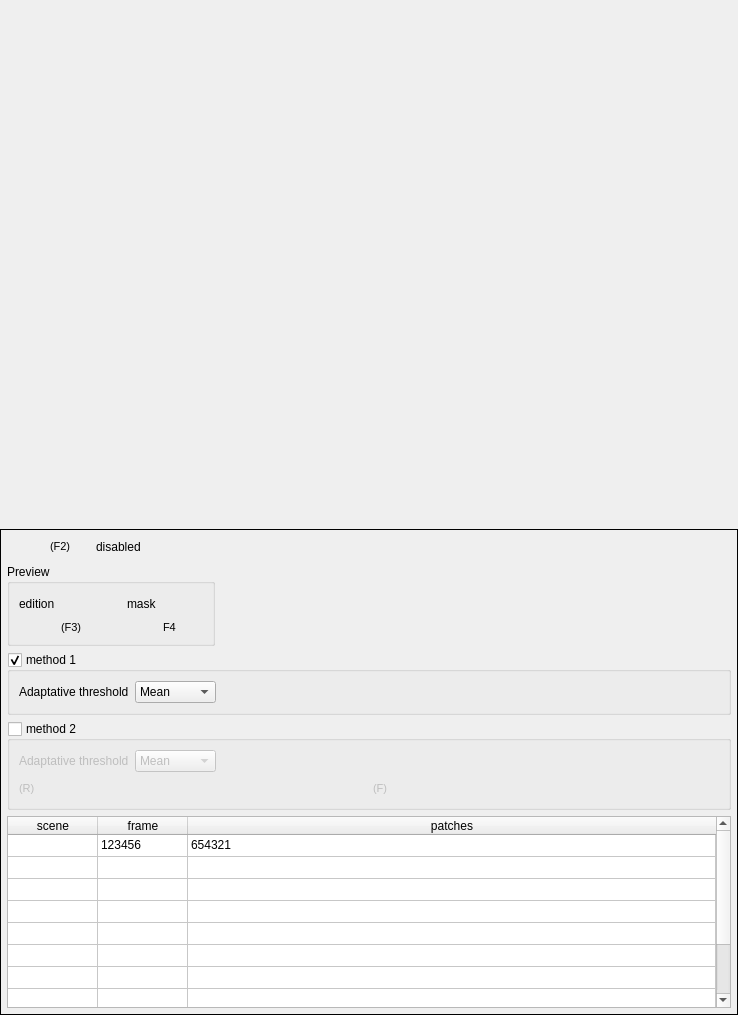
Old version of the form tools/ui/ui/ui_widget_dsr.ui in the repository JepEtau/mco.
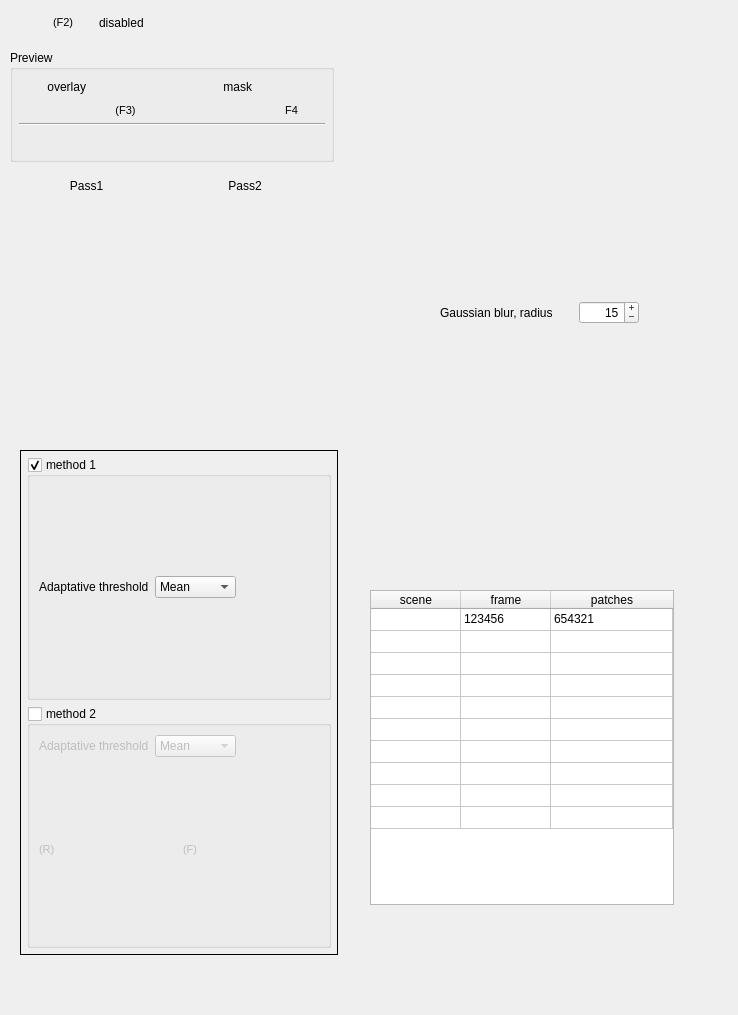
New version of the form. Icons and pictures are not drawn.

Patch:
```diff
--- a/tools/ui/ui/ui_widget_dsr.ui
+++ b/tools/ui/ui/ui_widget_dsr.ui
@@ -16,37 +16,15 @@
     <verstretch>0</verstretch>
    </sizepolicy>
   </property>
-  <layout class="QVBoxLayout" name="mainLayout">
-   <property name="spacing">
-    <number>9</number>
-   </property>
-   <property name="leftMargin">
-    <number>0</number>
-   </property>
-   <property name="topMargin">
-    <number>0</number>
-   </property>
-   <property name="rightMargin">
-    <number>0</number>
-   </property>
-   <property name="bottomMargin">
-    <number>0</number>
-   </property>
-   <item>
-    <spacer name="verticalSpacer">
-     <property name="orientation">
-      <enum>Qt::Orientation::Vertical</enum>
-     </property>
-     <property name="sizeHint" stdset="0">
-      <size>
-       <width>20</width>
-       <height>40</height>
-      </size>
-     </property>
-    </spacer>
-   </item>
-   <item>
     <widget class="QFrame" name="frame">
+   <property name="geometry">
+    <rect>
+     <x>20</x>
+     <y>450</y>
+     <width>318</width>
+     <height>505</height>
+    </rect>
+   </property>
      <property name="sizePolicy">
       <sizepolicy hsizetype="Expanding" vsizetype="Maximum">
        <horstretch>0</horstretch>
@@ -73,6 +51,242 @@
        <number>6</number>
       </property>
       <item>
+     <widget class="QGroupBox" name="groupBox_method_1">
+      <property name="sizePolicy">
+       <sizepolicy hsizetype="Preferred" vsizetype="Preferred">
+        <horstretch>0</horstretch>
+        <verstretch>0</verstretch>
+       </sizepolicy>
+      </property>
+      <property name="focusPolicy">
+       <enum>Qt::FocusPolicy::NoFocus</enum>
+      </property>
+      <property name="title">
+       <string>method 1</string>
+      </property>
+      <property name="checkable">
+       <bool>true</bool>
+      </property>
+      <property name="checked">
+       <bool>true</bool>
+      </property>
+      <layout class="QVBoxLayout" name="verticalLayout_3">
+       <item>
+        <layout class="QHBoxLayout" name="horizontalLayout_7">
+         <item>
+          <widget class="QLabel" name="label_11">
+           <property name="enabled">
+            <bool>true</bool>
+           </property>
+           <property name="sizePolicy">
+            <sizepolicy hsizetype="Maximum" vsizetype="Preferred">
+             <horstretch>0</horstretch>
+             <verstretch>0</verstretch>
+            </sizepolicy>
+           </property>
+           <property name="lineWidth">
+            <number>0</number>
+           </property>
+           <property name="text">
+            <string>Adaptative threshold</string>
+           </property>
+          </widget>
+         </item>
+         <item>
+          <widget class="QComboBox" name="comboBox">
+           <property name="sizePolicy">
+            <sizepolicy hsizetype="Maximum" vsizetype="Fixed">
+             <horstretch>0</horstretch>
+             <verstretch>0</verstretch>
+            </sizepolicy>
+           </property>
+           <item>
+            <property name="text">
+             <string>Mean</string>
+            </property>
+           </item>
+           <item>
+            <property name="text">
+             <string>Gaussian</string>
+            </property>
+           </item>
+          </widget>
+         </item>
+         <item>
+          <spacer name="horizontalSpacer_9">
+           <property name="orientation">
+            <enum>Qt::Orientation::Horizontal</enum>
+           </property>
+           <property name="sizeHint" stdset="0">
+            <size>
+             <width>40</width>
+             <height>20</height>
+            </size>
+           </property>
+          </spacer>
+         </item>
+        </layout>
+       </item>
+      </layout>
+     </widget>
+    </item>
+    <item>
+     <widget class="QGroupBox" name="groupBox_method_2">
+      <property name="sizePolicy">
+       <sizepolicy hsizetype="Preferred" vsizetype="Preferred">
+        <horstretch>0</horstretch>
+        <verstretch>0</verstretch>
+       </sizepolicy>
+      </property>
+      <property name="focusPolicy">
+       <enum>Qt::FocusPolicy::NoFocus</enum>
+      </property>
+      <property name="title">
+       <string>method 2</string>
+      </property>
+      <property name="checkable">
+       <bool>true</bool>
+      </property>
+      <property name="checked">
+       <bool>false</bool>
+      </property>
+      <layout class="QVBoxLayout" name="verticalLayout_4">
+       <item>
+        <layout class="QHBoxLayout" name="horizontalLayout_8">
+         <item>
+          <widget class="QLabel" name="label_13">
+           <property name="enabled">
+            <bool>false</bool>
+           </property>
+           <property name="sizePolicy">
+            <sizepolicy hsizetype="Maximum" vsizetype="Preferred">
+             <horstretch>0</horstretch>
+             <verstretch>0</verstretch>
+            </sizepolicy>
+           </property>
+           <property name="lineWidth">
+            <number>0</number>
+           </property>
+           <property name="text">
+            <string>Adaptative threshold</string>
+           </property>
+          </widget>
+         </item>
+         <item>
+          <widget class="QComboBox" name="comboBox_2">
+           <property name="sizePolicy">
+            <sizepolicy hsizetype="Maximum" vsizetype="Fixed">
+             <horstretch>0</horstretch>
+             <verstretch>0</verstretch>
+            </sizepolicy>
+           </property>
+           <item>
+            <property name="text">
+             <string>Mean</string>
+            </property>
+           </item>
+           <item>
+            <property name="text">
+             <string>Gaussian</string>
+            </property>
+           </item>
+          </widget>
+         </item>
+         <item>
+          <spacer name="horizontalSpacer_10">
+           <property name="orientation">
+            <enum>Qt::Orientation::Horizontal</enum>
+           </property>
+           <property name="sizeHint" stdset="0">
+            <size>
+             <width>40</width>
+             <height>20</height>
+            </size>
+           </property>
+          </spacer>
+         </item>
+        </layout>
+       </item>
+       <item>
+        <layout class="QHBoxLayout" name="horizontalLayout_9">
+         <item>
+          <widget class="QLabel" name="shortcut_10">
+           <property name="sizePolicy">
+            <sizepolicy hsizetype="Maximum" vsizetype="Preferred">
+             <horstretch>0</horstretch>
+             <verstretch>0</verstretch>
+            </sizepolicy>
+           </property>
+           <property name="font">
+            <font>
+             <pointsize>8</pointsize>
+            </font>
+           </property>
+           <property name="text">
+            <string>(R)</string>
+           </property>
+          </widget>
+         </item>
+         <item>
+          <spacer name="horizontalSpacer_11">
+           <property name="orientation">
+            <enum>Qt::Orientation::Horizontal</enum>
+           </property>
+           <property name="sizeHint" stdset="0">
+            <size>
+             <width>40</width>
+             <height>20</height>
+            </size>
+           </property>
+          </spacer>
+         </item>
+         <item>
+          <widget class="QLabel" name="shortcut_11">
+           <property name="sizePolicy">
+            <sizepolicy hsizetype="Maximum" vsizetype="Preferred">
+             <horstretch>0</horstretch>
+             <verstretch>0</verstretch>
+            </sizepolicy>
+           </property>
+           <property name="font">
+            <font>
+             <pointsize>8</pointsize>
+            </font>
+           </property>
+           <property name="text">
+            <string>(F)</string>
+           </property>
+          </widget>
+         </item>
+         <item>
+          <spacer name="horizontalSpacer_12">
+           <property name="orientation">
+            <enum>Qt::Orientation::Horizontal</enum>
+           </property>
+           <property name="sizeHint" stdset="0">
+            <size>
+             <width>40</width>
+             <height>20</height>
+            </size>
+           </property>
+          </spacer>
+         </item>
+        </layout>
+       </item>
+      </layout>
+     </widget>
+    </item>
+   </layout>
+  </widget>
+  <widget class="QWidget" name="">
+   <property name="geometry">
+    <rect>
+     <x>10</x>
+     <y>10</y>
+     <width>304</width>
+     <height>26</height>
+    </rect>
+   </property>
        <layout class="QHBoxLayout" name="horizontalLayout">
         <property name="spacing">
          <number>3</number>
@@ -218,12 +432,19 @@
          </widget>
         </item>
        </layout>
-      </item>
-      <item>
-       <widget class="QGroupBox" name="groupBox_scene_default_geometry_2">
+  </widget>
+  <widget class="QGroupBox" name="groupBox_preview">
         <property name="enabled">
          <bool>true</bool>
         </property>
+   <property name="geometry">
+    <rect>
+     <x>10</x>
+     <y>50</y>
+     <width>324</width>
+     <height>112</height>
+    </rect>
+   </property>
         <property name="sizePolicy">
          <sizepolicy hsizetype="Maximum" vsizetype="Preferred">
           <horstretch>0</horstretch>
@@ -239,7 +460,74 @@
         <property name="checked">
          <bool>false</bool>
         </property>
-        <layout class="QGridLayout" name="_3">
+   <layout class="QVBoxLayout" name="layout_preview">
+    <property name="leftMargin">
+     <number>6</number>
+    </property>
+    <property name="topMargin">
+     <number>6</number>
+    </property>
+    <property name="rightMargin">
+     <number>6</number>
+    </property>
+    <property name="bottomMargin">
+     <number>6</number>
+    </property>
+    <item>
+     <layout class="QGridLayout" name="gridLayout">
+      <property name="sizeConstraint">
+       <enum>QLayout::SizeConstraint::SetDefaultConstraint</enum>
+      </property>
+      <item row="0" column="2">
+       <spacer name="horizontalSpacer_3">
+        <property name="orientation">
+         <enum>Qt::Orientation::Horizontal</enum>
+        </property>
+        <property name="sizeType">
+         <enum>QSizePolicy::Policy::Fixed</enum>
+        </property>
+        <property name="sizeHint" stdset="0">
+         <size>
+          <width>20</width>
+          <height>10</height>
+         </size>
+        </property>
+       </spacer>
+      </item>
+      <item row="0" column="0">
+       <widget class="QLabel" name="label_12">
+        <property name="lineWidth">
+         <number>0</number>
+        </property>
+        <property name="text">
+         <string notr="true">overlay</string>
+        </property>
+        <property name="alignment">
+         <set>Qt::AlignmentFlag::AlignRight|Qt::AlignmentFlag::AlignTrailing|Qt::AlignmentFlag::AlignVCenter</set>
+        </property>
+       </widget>
+      </item>
+      <item row="0" column="1">
+       <widget class="QPushButton" name="pushButton_scene_crop_preview">
+        <property name="focusPolicy">
+         <enum>Qt::FocusPolicy::NoFocus</enum>
+        </property>
+        <property name="text">
+         <string notr="true"/>
+        </property>
+        <property name="icon">
+         <iconset>
+          <normaloff>../../icons/grey/eye.svg</normaloff>
+          <normalon>../../icons/blue/eye.svg</normalon>../../icons/grey/eye.svg</iconset>
+        </property>
+        <property name="checkable">
+         <bool>true</bool>
+        </property>
+        <property name="flat">
+         <bool>true</bool>
+        </property>
+       </widget>
+      </item>
          <item row="0" column="4">
           <widget class="QPushButton" name="pushButton_scene_resize_preview">
            <property name="focusPolicy">
@@ -261,318 +549,159 @@
            </property>
           </widget>
          </item>
-         <item row="0" column="1">
-          <widget class="QPushButton" name="pushButton_scene_crop_preview">
-           <property name="focusPolicy">
-            <enum>Qt::FocusPolicy::NoFocus</enum>
-           </property>
-           <property name="text">
-            <string/>
-           </property>
-           <property name="icon">
-            <iconset>
-             <normaloff>../../icons/grey/eye.svg</normaloff>
-             <normalon>../../icons/blue/eye.svg</normalon>../../icons/grey/eye.svg</iconset>
-           </property>
-           <property name="checkable">
-            <bool>true</bool>
-           </property>
-           <property name="flat">
-            <bool>true</bool>
-           </property>
-          </widget>
-         </item>
-         <item row="1" column="4">
-          <widget class="QLabel" name="shortcut_5">
-           <property name="font">
-            <font>
-             <pointsize>8</pointsize>
-            </font>
-           </property>
-           <property name="text">
-            <string>F4</string>
-           </property>
-          </widget>
-         </item>
          <item row="0" column="3">
           <widget class="QLabel" name="label_21">
            <property name="lineWidth">
             <number>0</number>
            </property>
            <property name="text">
-            <string>mask</string>
+         <string notr="true">mask</string>
+        </property>
+        <property name="alignment">
+         <set>Qt::AlignmentFlag::AlignRight|Qt::AlignmentFlag::AlignTrailing|Qt::AlignmentFlag::AlignVCenter</set>
            </property>
           </widget>
          </item>
-         <item row="0" column="2">
-          <spacer name="horizontalSpacer_3">
-           <property name="orientation">
-            <enum>Qt::Orientation::Horizontal</enum>
-           </property>
-           <property name="sizeType">
-            <enum>QSizePolicy::Policy::Fixed</enum>
-           </property>
-           <property name="sizeHint" stdset="0">
-            <size>
-             <width>20</width>
-             <height>10</height>
-            </size>
-           </property>
-          </spacer>
-         </item>
          <item row="1" column="1">
           <widget class="QLabel" name="shortcut_4">
+        <property name="sizePolicy">
+         <sizepolicy hsizetype="Preferred" vsizetype="Maximum">
+          <horstretch>0</horstretch>
+          <verstretch>0</verstretch>
+         </sizepolicy>
+        </property>
            <property name="font">
             <font>
              <pointsize>8</pointsize>
             </font>
            </property>
            <property name="text">
-            <string>(F3)</string>
-           </property>
-          </widget>
-         </item>
-         <item row="0" column="0">
-          <widget class="QLabel" name="label_12">
-           <property name="lineWidth">
-            <number>0</number>
-           </property>
-           <property name="text">
-            <string>edition</string>
-           </property>
-          </widget>
-         </item>
-        </layout>
-       </widget>
-      </item>
-      <item>
-       <widget class="QGroupBox" name="groupBox_method_1">
+         <string notr="true">(F3)</string>
+        </property>
+        <property name="alignment">
+         <set>Qt::AlignmentFlag::AlignHCenter|Qt::AlignmentFlag::AlignTop</set>
+        </property>
+       </widget>
+      </item>
+      <item row="1" column="4">
+       <widget class="QLabel" name="shortcut_5">
         <property name="sizePolicy">
-         <sizepolicy hsizetype="Preferred" vsizetype="Preferred">
+         <sizepolicy hsizetype="Preferred" vsizetype="Maximum">
           <horstretch>0</horstretch>
           <verstretch>0</verstretch>
          </sizepolicy>
         </property>
-        <property name="focusPolicy">
-         <enum>Qt::FocusPolicy::NoFocus</enum>
+        <property name="font">
+         <font>
+          <pointsize>8</pointsize>
+         </font>
         </property>
-        <property name="title">
-         <string>method 1</string>
+        <property name="text">
+         <string notr="true">F4</string>
         </property>
-        <property name="checkable">
-         <bool>true</bool>
+        <property name="alignment">
+         <set>Qt::AlignmentFlag::AlignHCenter|Qt::AlignmentFlag::AlignTop</set>
         </property>
-        <property name="checked">
-         <bool>true</bool>
-        </property>
-        <layout class="QVBoxLayout" name="verticalLayout_3">
+       </widget>
+      </item>
+     </layout>
+    </item>
          <item>
-          <layout class="QHBoxLayout" name="horizontalLayout_7">
-           <item>
-            <widget class="QLabel" name="label_11">
-             <property name="enabled">
-              <bool>true</bool>
-             </property>
-             <property name="sizePolicy">
-              <sizepolicy hsizetype="Maximum" vsizetype="Preferred">
-               <horstretch>0</horstretch>
-               <verstretch>0</verstretch>
-              </sizepolicy>
-             </property>
-             <property name="lineWidth">
-              <number>0</number>
-             </property>
-             <property name="text">
-              <string>Adaptative threshold</string>
-             </property>
+     <widget class="Line" name="line">
+      <property name="orientation">
+       <enum>Qt::Orientation::Horizontal</enum>
+      </property>
             </widget>
            </item>
            <item>
-            <widget class="QComboBox" name="comboBox">
+     <widget class="QWidget" name="widget_channel_preview" native="true">
              <property name="sizePolicy">
-              <sizepolicy hsizetype="Maximum" vsizetype="Fixed">
+       <sizepolicy hsizetype="Fixed" vsizetype="Preferred">
                <horstretch>0</horstretch>
                <verstretch>0</verstretch>
               </sizepolicy>
              </property>
-             <item>
-              <property name="text">
-               <string>Mean</string>
-              </property>
-             </item>
-             <item>
-              <property name="text">
-               <string>Gaussian</string>
-              </property>
-             </item>
-            </widget>
-           </item>
-           <item>
-            <spacer name="horizontalSpacer_9">
-             <property name="orientation">
-              <enum>Qt::Orientation::Horizontal</enum>
-             </property>
-             <property name="sizeHint" stdset="0">
+      <property name="minimumSize">
               <size>
-               <width>40</width>
-               <height>20</height>
-              </size>
-             </property>
-            </spacer>
-           </item>
-          </layout>
-         </item>
-        </layout>
-       </widget>
-      </item>
-      <item>
-       <widget class="QGroupBox" name="groupBox_method_2">
-        <property name="sizePolicy">
-         <sizepolicy hsizetype="Preferred" vsizetype="Preferred">
-          <horstretch>0</horstretch>
-          <verstretch>0</verstretch>
-         </sizepolicy>
-        </property>
-        <property name="focusPolicy">
-         <enum>Qt::FocusPolicy::NoFocus</enum>
-        </property>
-        <property name="title">
-         <string>method 2</string>
-        </property>
-        <property name="checkable">
-         <bool>true</bool>
-        </property>
-        <property name="checked">
-         <bool>false</bool>
-        </property>
-        <layout class="QVBoxLayout" name="verticalLayout_4">
+        <width>300</width>
+        <height>0</height>
+       </size>
+      </property>
+     </widget>
+    </item>
+   </layout>
+  </widget>
+  <widget class="QWidget" name="horizontalLayoutWidget">
+   <property name="geometry">
+    <rect>
+     <x>10</x>
+     <y>170</y>
+     <width>311</width>
+     <height>41</height>
+    </rect>
+   </property>
+   <layout class="QHBoxLayout" name="layout_passes">
          <item>
-          <layout class="QHBoxLayout" name="horizontalLayout_8">
+     <widget class="QWidget" name="widget_pass1" native="true">
+      <layout class="QVBoxLayout" name="verticalLayout_5">
            <item>
-            <widget class="QLabel" name="label_13">
-             <property name="enabled">
-              <bool>false</bool>
-             </property>
+        <widget class="QLabel" name="label_2">
              <property name="sizePolicy">
-              <sizepolicy hsizetype="Maximum" vsizetype="Preferred">
+          <sizepolicy hsizetype="Expanding" vsizetype="Maximum">
                <horstretch>0</horstretch>
                <verstretch>0</verstretch>
               </sizepolicy>
              </property>
-             <property name="lineWidth">
-              <number>0</number>
+         <property name="maximumSize">
+          <size>
+           <width>16777215</width>
+           <height>100</height>
+          </size>
              </property>
              <property name="text">
-              <string>Adaptative threshold</string>
-             </property>
-            </widget>
-           </item>
-           <item>
-            <widget class="QComboBox" name="comboBox_2">
-             <property name="sizePolicy">
-              <sizepolicy hsizetype="Maximum" vsizetype="Fixed">
-               <horstretch>0</horstretch>
-               <verstretch>0</verstretch>
-              </sizepolicy>
-             </property>
-             <item>
-              <property name="text">
-               <string>Mean</string>
-              </property>
-             </item>
-             <item>
-              <property name="text">
-               <string>Gaussian</string>
-              </property>
-             </item>
-            </widget>
-           </item>
-           <item>
-            <spacer name="horizontalSpacer_10">
-             <property name="orientation">
-              <enum>Qt::Orientation::Horizontal</enum>
-             </property>
-             <property name="sizeHint" stdset="0">
-              <size>
-               <width>40</width>
-               <height>20</height>
-              </size>
-             </property>
-            </spacer>
-           </item>
-          </layout>
-         </item>
-         <item>
-          <layout class="QHBoxLayout" name="horizontalLayout_9">
-           <item>
-            <widget class="QLabel" name="shortcut_10">
-             <property name="sizePolicy">
-              <sizepolicy hsizetype="Maximum" vsizetype="Preferred">
-               <horstretch>0</horstretch>
-               <verstretch>0</verstretch>
-              </sizepolicy>
-             </property>
-             <property name="font">
-              <font>
-               <pointsize>8</pointsize>
-              </font>
-             </property>
-             <property name="text">
-              <string>(R)</string>
-             </property>
+          <string>Pass1</string>
+         </property>
+         <property name="alignment">
+          <set>Qt::AlignmentFlag::AlignHCenter|Qt::AlignmentFlag::AlignTop</set>
+         </property>
+        </widget>
+       </item>
+      </layout>
             </widget>
            </item>
            <item>
-            <spacer name="horizontalSpacer_11">
-             <property name="orientation">
-              <enum>Qt::Orientation::Horizontal</enum>
-             </property>
-             <property name="sizeHint" stdset="0">
-              <size>
-               <width>40</width>
-               <height>20</height>
-              </size>
-             </property>
-            </spacer>
-           </item>
-           <item>
-            <widget class="QLabel" name="shortcut_11">
+     <widget class="QWidget" name="widget_pass2" native="true">
              <property name="sizePolicy">
-              <sizepolicy hsizetype="Maximum" vsizetype="Preferred">
+       <sizepolicy hsizetype="Expanding" vsizetype="Preferred">
                <horstretch>0</horstretch>
                <verstretch>0</verstretch>
               </sizepolicy>
              </property>
-             <property name="font">
-              <font>
-               <pointsize>8</pointsize>
-              </font>
-             </property>
+      <layout class="QVBoxLayout" name="verticalLayout">
+       <item>
+        <widget class="QLabel" name="label_3">
              <property name="text">
-              <string>(F)</string>
-             </property>
-            </widget>
-           </item>
-           <item>
-            <spacer name="horizontalSpacer_12">
-             <property name="orientation">
-              <enum>Qt::Orientation::Horizontal</enum>
-             </property>
-             <property name="sizeHint" stdset="0">
-              <size>
-               <width>40</width>
-               <height>20</height>
-              </size>
-             </property>
-            </spacer>
-           </item>
-          </layout>
+          <string>Pass2</string>
+         </property>
+         <property name="alignment">
+          <set>Qt::AlignmentFlag::AlignHCenter|Qt::AlignmentFlag::AlignTop</set>
+         </property>
+        </widget>
+       </item>
+      </layout>
+     </widget>
          </item>
         </layout>
        </widget>
-      </item>
-      <item>
        <widget class="QTableWidget" name="tableWidget_dsr">
+   <property name="geometry">
+    <rect>
+     <x>370</x>
+     <y>590</y>
+     <width>304</width>
+     <height>315</height>
+    </rect>
+   </property>
         <property name="sizePolicy">
          <sizepolicy hsizetype="MinimumExpanding" vsizetype="Expanding">
           <horstretch>0</horstretch>
@@ -660,11 +789,59 @@
          </property>
         </item>
        </widget>
-      </item>
-     </layout>
+  <widget class="QWidget" name="horizontalLayoutWidget_2">
+   <property name="geometry">
+    <rect>
+     <x>440</x>
+     <y>300</y>
+     <width>199</width>
+     <height>26</height>
+    </rect>
+   </property>
+   <layout class="QHBoxLayout" name="layout_gaussian">
+    <item>
+     <widget class="QLabel" name="label_gaussian">
+      <property name="text">
+       <string notr="true">Gaussian blur, radius</string>
+      </property>
+      <property name="alignment">
+       <set>Qt::AlignmentFlag::AlignLeading|Qt::AlignmentFlag::AlignLeft|Qt::AlignmentFlag::AlignVCenter</set>
+      </property>
+     </widget>
+    </item>
+    <item>
+     <widget class="QSpinBox" name="spinBox_gaussian_radius">
+      <property name="maximumSize">
+       <size>
+        <width>60</width>
+        <height>16777215</height>
+       </size>
+      </property>
+      <property name="focusPolicy">
+       <enum>Qt::FocusPolicy::NoFocus</enum>
+      </property>
+      <property name="alignment">
+       <set>Qt::AlignmentFlag::AlignRight|Qt::AlignmentFlag::AlignTrailing|Qt::AlignmentFlag::AlignVCenter</set>
+      </property>
+      <property name="buttonSymbols">
+       <enum>QAbstractSpinBox::ButtonSymbols::PlusMinus</enum>
+      </property>
+      <property name="suffix">
+       <string notr="true"/>
+      </property>
+      <property name="prefix">
+       <string notr="true"/>
+      </property>
+      <property name="maximum">
+       <number>255</number>
+      </property>
+      <property name="value">
+       <number>15</number>
+      </property>
     </widget>
    </item>
   </layout>
+  </widget>
  </widget>
  <resources/>
  <connections/>
```
Left out of the diff: 2 changed lines with no effect on the pictures. Lines whose indentation alone changed are shown as unchanged.
